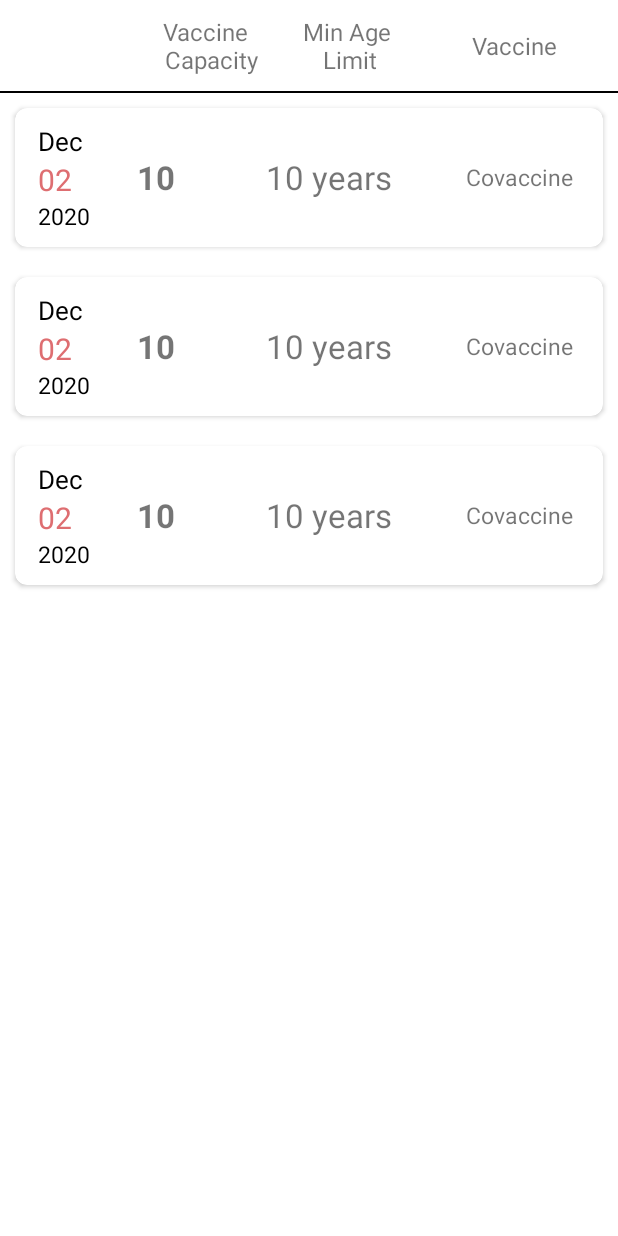
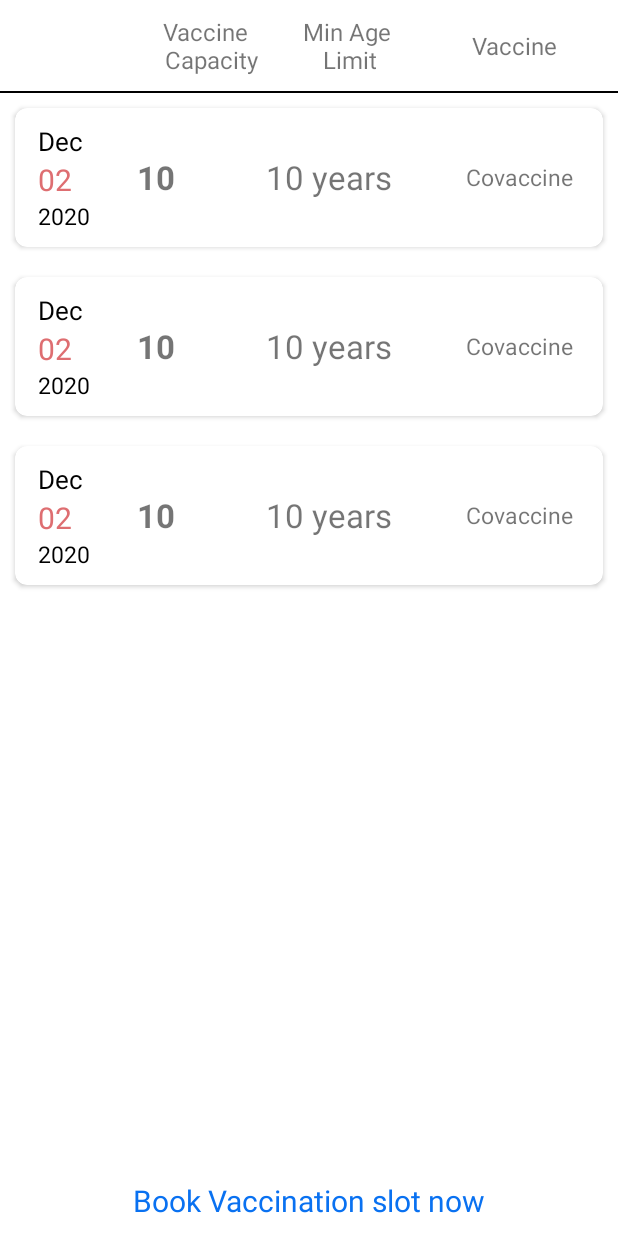
Before and after one commit to ParthTagalpallewar/VaccinateMe, an Android app: the layout fragment_sessions.xml on its own in the app's theme, with its tools: preview values and no code run, on a phone screen of 412 x 824 dp. Run offline under Robolectric (Android 15) with nearby library versions, the phone set to English and light mode, and no system bars.

Commit message:
Add link in the sessions fragment

```diff
--- a/app/src/main/java/com/cowin/vaccinateme/ui/centers/CentersAdapter.kt
+++ b/app/src/main/java/com/cowin/vaccinateme/ui/centers/CentersAdapter.kt
@@ -9,6 +9,7 @@ import android.view.ViewGroup
 import androidx.recyclerview.widget.RecyclerView
 import com.cowin.vaccinateme.R
 import com.cowin.vaccinateme.data.models.roomModels.RoomCenters
+import com.cowin.vaccinateme.utils.NUM_ROWS_FOR_AD
 import com.cowin.vaccinateme.utils.templateAds.NativeTemplateStyle
 import com.cowin.vaccinateme.utils.templateAds.TemplateView
 import com.google.android.gms.ads.AdLoader
@@ -74,7 +75,7 @@ class CentersAdapter(
     override fun getItemViewType(position: Int): Int {
         super.getItemViewType(position)
 
-        if (position % 3 == 0) {
+        if (position % NUM_ROWS_FOR_AD == 0) {
             return NATIVE_ADS_VIEW
         }
 
--- a/app/src/main/java/com/cowin/vaccinateme/ui/centers/CentersFragment.kt
+++ b/app/src/main/java/com/cowin/vaccinateme/ui/centers/CentersFragment.kt
@@ -16,6 +16,7 @@ import com.cowin.vaccinateme.data.models.roomModels.RoomCenters
 import com.cowin.vaccinateme.data.repositionries.CentersRepositiory
 import com.cowin.vaccinateme.data.repositionries.UserDataRepositories
 import com.cowin.vaccinateme.utils.AdsManager
+import com.cowin.vaccinateme.utils.NUM_ROWS_FOR_AD
 import com.cowin.vaccinateme.utils.templateAds.NativeTemplateStyle
 import com.cowin.vaccinateme.utils.templateAds.TemplateView
 import com.google.android.gms.ads.AdView
@@ -65,7 +66,7 @@ class CentersFragment : Fragment(), CentersAdapter.CenterClickListener {
             }
 
             for (i in centersList.indices) {
-                if (i % 3 == 0) {
+                if (i % NUM_ROWS_FOR_AD == 0) {
                     TemplateView(requireContext()).apply {
                         anyArrayList.add(i,this)
                     }
--- a/app/src/main/java/com/cowin/vaccinateme/ui/sessions/SessionAdapter.kt
+++ b/app/src/main/java/com/cowin/vaccinateme/ui/sessions/SessionAdapter.kt
@@ -7,6 +7,7 @@ import androidx.recyclerview.widget.RecyclerView
 import com.cowin.vaccinateme.R
 import com.cowin.vaccinateme.data.models.roomModels.RoomCenters
 import com.cowin.vaccinateme.data.models.roomModels.RoomSessions
+import com.cowin.vaccinateme.utils.NUM_ROWS_FOR_AD
 import com.cowin.vaccinateme.utils.templateAds.NativeTemplateStyle
 import com.cowin.vaccinateme.utils.templateAds.TemplateView
 import com.google.android.gms.ads.AdLoader
@@ -94,7 +95,7 @@ class SessionAdapter(val sessionsList: ArrayList<Any>) : RecyclerView.Adapter<Re
     override fun getItemViewType(position: Int): Int {
         super.getItemViewType(position)
 
-        if (position % 3 == 0) {
+        if (position % NUM_ROWS_FOR_AD == 0) {
             return CentersAdapter.NATIVE_ADS_VIEW
         }
 
--- a/app/src/main/java/com/cowin/vaccinateme/ui/splash/SplashScreen.kt
+++ b/app/src/main/java/com/cowin/vaccinateme/ui/splash/SplashScreen.kt
@@ -72,7 +72,7 @@ class SplashScreen : AppCompatActivity() {
             delay(delaySeconds)
 
             val intent = Intent(this@SplashScreen, MainActivity::class.java)
-            intent.addFlags(Intent.FLAG_ACTIVITY_CLEAR_TOP or Intent.FLAG_ACTIVITY_NEW_TASK or Intent.FLAG_ACTIVITY_CLEAR_TASK)
+            intent.addFlags(Intent.FLAG_ACTIVITY_CLEAR_TOP or Intent.FLAG_ACTIVITY_NEW_TASK or Intent.FLAG_ACTIVITY_CLEAR_TASK or Intent.FLAG_ACTIVITY_NO_ANIMATION)
             startActivity(intent)
             finish()
         }
--- a/app/src/main/java/com/cowin/vaccinateme/utils/CommonData.kt
+++ b/app/src/main/java/com/cowin/vaccinateme/utils/CommonData.kt
@@ -1,3 +1,4 @@
 package com.cowin.vaccinateme.utils
 
 val BASE_URL = "https://cdn-api.co-vin.in/api/v2/appointment/sessions/public/"
+val NUM_ROWS_FOR_AD = 4
--- a/app/src/main/res/layout/fragment_home.xml
+++ b/app/src/main/res/layout/fragment_home.xml
@@ -25,7 +25,7 @@
                 android:id="@+id/website"
                 android:layout_width="wrap_content"
                 android:layout_height="wrap_content"
-                android:text="Book Vaccines now cowin website"
+                android:text="@string/book_vaccination_slot_now"
                 android:layout_gravity="center"
                 android:layout_marginTop="10dp"
                 android:textSize="20dp"
--- a/app/src/main/res/layout/fragment_sessions.xml
+++ b/app/src/main/res/layout/fragment_sessions.xml
@@ -61,18 +61,20 @@
 
         </androidx.recyclerview.widget.RecyclerView>
 
-        <TextView
-            android:id="@+id/website2"
-            android:layout_width="match_parent"
-            android:layout_height="wrap_content"
-            android:layout_gravity="center"
-            android:layout_marginTop="10dp"
-            android:text="Book Vaccines now cowin website"
-            android:textColor="#0971F1"
-            android:textSize="20dp" />
 
     </LinearLayout>
 
+    <TextView
+        android:id="@+id/website2"
+        android:layout_width="match_parent"
+        android:layout_height="wrap_content"
+        android:layout_gravity="center"
+        android:layout_margin="10dp"
+        android:layout_alignParentBottom="true"
+        android:gravity="center"
+        android:text="@string/book_vaccination_slot_now"
+        android:textColor="#0971F1"
+        android:textSize="20sp" />
 
 
 </RelativeLayout>
--- a/app/src/main/res/values/strings.xml
+++ b/app/src/main/res/values/strings.xml
@@ -7,4 +7,5 @@
     <string name="test_ad_unit_id_native">ca-app-pub-3940256099942544/1033173712</string>
     <string name="prod_ad_unit_id_banner">ca-app-pub-4790271832049759/2039825810</string>
     <string name="prod_ad_unit_id_native">ca-app-pub-4790271832049759/5969362345</string>
+    <string name="book_vaccination_slot_now">Book Vaccination slot now</string>
 </resources>
```
Also changed, not shown: app/src/main/java/com/cowin/vaccinateme/ui/sessions/Sessions.kt (+14 -4 lines).
